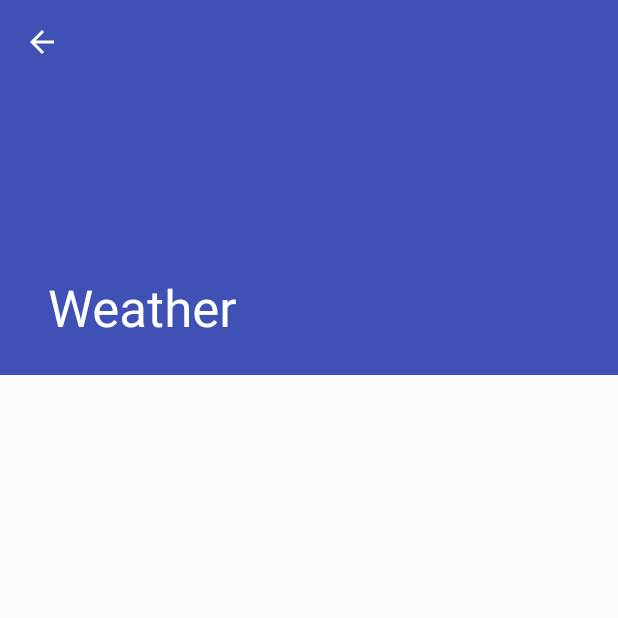
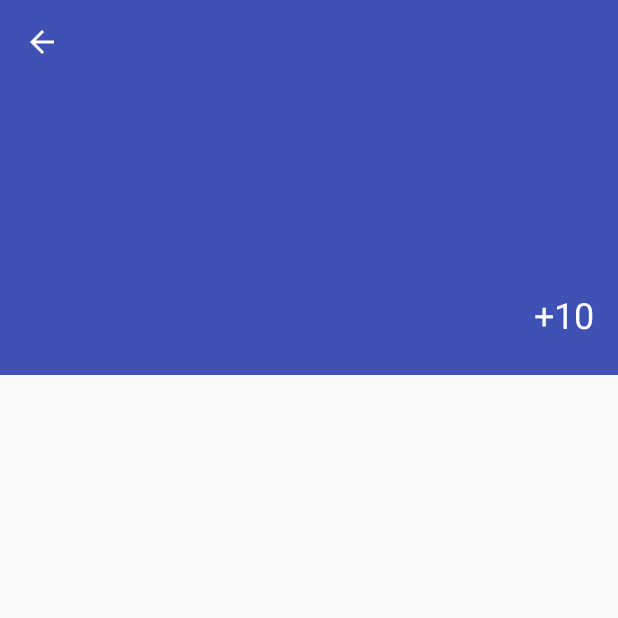
Before and after one commit to metalcyborg/WeatherStation, an Android app: the DetailActivity screen opened directly, with no data from a screen before it, on a phone screen of 412 x 824 dp, the top half of it. Run offline under Robolectric (Android 15) with nearby library versions, the phone set to English and light mode, and no system bars; 2 statements that could not run were skipped.

Commit message:
Pass detailActivity header test

```diff
--- a/app/src/main/java/com/metalcyborg/weather/detail/DetailActivity.java
+++ b/app/src/main/java/com/metalcyborg/weather/detail/DetailActivity.java
@@ -1,9 +1,7 @@
 package com.metalcyborg.weather.detail;
 
 import android.os.Bundle;
-import android.support.v7.app.ActionBar;
 import android.support.v7.app.AppCompatActivity;
-import android.support.v7.widget.Toolbar;
 
 import com.metalcyborg.weather.Injection;
 import com.metalcyborg.weather.R;
@@ -11,6 +9,10 @@ import com.metalcyborg.weather.R;
 public class DetailActivity extends AppCompatActivity {
 
     public static final String EXTRAS_CITY_ID = "cityId";
+    public static final String EXTRAS_CITY_NAME = "cityName";
+    public static final String EXTRAS_TEMPERATURE_FLOAT = "temp";
+    public static final String EXTRAS_ICON = "icon";
+    public static final float WRONG_TEMP_VALUE = -1000f;
     private DetailContract.Presenter mPresenter;
 
     @Override
@@ -35,8 +37,11 @@ public class DetailActivity extends AppCompatActivity {
         Bundle extras = getIntent().getExtras();
         if(extras != null) {
             String cityId = extras.getString(EXTRAS_CITY_ID, "");
+            String cityName = extras.getString(EXTRAS_CITY_NAME, "");
+            float temp = extras.getFloat(EXTRAS_TEMPERATURE_FLOAT, WRONG_TEMP_VALUE);
+            String icon = extras.getString(EXTRAS_ICON, null);
 
-            mPresenter.setParameters(cityId);
+            mPresenter.setParameters(cityId, cityName, temp, icon);
         }
     }
 }
--- a/app/src/main/java/com/metalcyborg/weather/detail/DetailContract.java
+++ b/app/src/main/java/com/metalcyborg/weather/detail/DetailContract.java
@@ -5,10 +5,6 @@ import com.metalcyborg.weather.BaseView;
 import com.metalcyborg.weather.data.Weather;
 
 import java.util.List;
-
-/**
- * Created by root on 13.04.17.
- */
 
 public interface DetailContract {
 
@@ -25,10 +21,12 @@ public interface DetailContract {
         void show13DForecastError();
 
         void setLoadingIndicator(boolean indicator);
+
+        void displayHeader(String cityName, float temperature, String icon);
     }
 
     interface Presenter extends BasePresenter {
 
-        void setParameters(String cityId);
+        void setParameters(String cityId, String cityName, float temperature, String icon);
     }
 }
--- a/app/src/main/java/com/metalcyborg/weather/detail/DetailFragment.java
+++ b/app/src/main/java/com/metalcyborg/weather/detail/DetailFragment.java
@@ -11,8 +11,11 @@ import android.support.v7.widget.Toolbar;
 import android.view.LayoutInflater;
 import android.view.View;
 import android.view.ViewGroup;
+import android.widget.ImageView;
+import android.widget.TextView;
 
 import com.metalcyborg.weather.R;
+import com.metalcyborg.weather.Utils;
 import com.metalcyborg.weather.data.Weather;
 
 import java.util.List;
@@ -25,7 +28,9 @@ public class DetailFragment extends Fragment implements DetailContract.View {
     private DetailContract.Presenter mPresenter;
     private RecyclerView mForecastRecycler;
     private ForecastAdapter mForecastAdapter;
-
+    private ActionBar mActionBar;
+    private TextView mHeaderTemp;
+    private ImageView mHeaderImage;
 
     public DetailFragment() {
         // Required empty public constructor
@@ -47,11 +52,15 @@ public class DetailFragment extends Fragment implements DetailContract.View {
         // Set up the toolbar with the up button
         Toolbar toolbar = (Toolbar) view.findViewById(R.id.toolbar);
         ((AppCompatActivity)getActivity()).setSupportActionBar(toolbar);
-        ActionBar ab = ((AppCompatActivity)getActivity()).getSupportActionBar();
-        if(ab != null) {
-            ab.setDisplayHomeAsUpEnabled(true);
-            ab.setHomeButtonEnabled(true);
+        mActionBar = ((AppCompatActivity)getActivity()).getSupportActionBar();
+        if(mActionBar != null) {
+            mActionBar.setDisplayHomeAsUpEnabled(true);
+            mActionBar.setHomeButtonEnabled(true);
+            mActionBar.setTitle("");
         }
+
+        mHeaderTemp = (TextView) view.findViewById(R.id.header_temp);
+        mHeaderImage = (ImageView) view.findViewById(R.id.header_image);
 
         mForecastRecycler = (RecyclerView) view.findViewById(R.id.forecastRecycler);
         mForecastRecycler.setLayoutManager(new LinearLayoutManager(getActivity()));
@@ -109,4 +118,21 @@ public class DetailFragment extends Fragment implements DetailContract.View {
     public void setLoadingIndicator(boolean indicator) {
 
     }
+
+    @Override
+    public void displayHeader(String cityName, float temperature, String icon) {
+        if(mActionBar != null) {
+            mActionBar.setTitle(cityName);
+            if(temperature != DetailActivity.WRONG_TEMP_VALUE) {
+                mHeaderTemp.setText(Utils.getTemperatureString(temperature));
+            }
+
+            if(icon != null) {
+                int imageId = Utils.getWeatherImageId(icon);
+                if(imageId != -1) {
+                    mHeaderImage.setImageResource(imageId);
+                }
+            }
+        }
+    }
 }
--- a/app/src/main/res/layout/fragment_detail.xml
+++ b/app/src/main/res/layout/fragment_detail.xml
@@ -20,10 +20,24 @@
             app:layout_scrollFlags="scroll|exitUntilCollapsed|snap">
 
             <ImageView
+                android:id="@+id/header_image"
                 android:layout_width="match_parent"
                 android:layout_height="match_parent"
                 android:background="@color/colorPrimary"
+                android:fitsSystemWindows="true"
                 app:layout_collapseMode="parallax"/>
+
+            <TextView
+                android:id="@+id/header_temp"
+                android:layout_width="wrap_content"
+                android:layout_height="wrap_content"
+                android:text="+10"
+                android:textSize="24sp"
+                android:textColor="#ffffffff"
+                android:fitsSystemWindows="true"
+                android:layout_gravity="end|bottom"
+                android:layout_marginEnd="16dp"
+                android:layout_marginBottom="24dp"/>
 
             <android.support.v7.widget.Toolbar
                 android:id="@+id/toolbar"
```
Also changed, not shown: app/src/main/java/com/metalcyborg/weather/Utils.java (+35 -0 lines), app/src/main/java/com/metalcyborg/weather/citylist/CityListFragment.java (+17 -1 lines), app/src/main/java/com/metalcyborg/weather/detail/DetailPresenter.java (+8 -1 lines), 1 other file.
